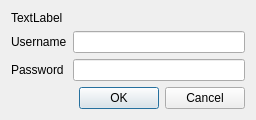
Above: logindialog.ui from liquidbrains/QBullet before the change. Below: the same form after it.
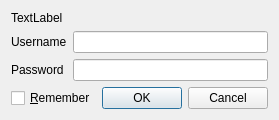
That is the form after the change.

```diff
--- a/logindialog.ui
+++ b/logindialog.ui
@@ -14,7 +14,7 @@
    <string>Proxy Authentication</string>
   </property>
   <layout class="QGridLayout" name="gridLayout">
-   <item row="0" column="0" colspan="2">
+   <item row="0" column="0" colspan="3">
     <widget class="QLabel" name="lblMessage">
      <property name="text">
       <string>TextLabel</string>
@@ -28,7 +28,7 @@
      </property>
     </widget>
    </item>
-   <item row="1" column="1">
+   <item row="1" column="1" colspan="2">
     <widget class="QLineEdit" name="txtUsername"/>
    </item>
    <item row="2" column="0">
@@ -38,7 +38,7 @@
      </property>
     </widget>
    </item>
-   <item row="2" column="1">
+   <item row="2" column="1" colspan="2">
     <widget class="QLineEdit" name="txtPassword">
      <property name="echoMode">
       <enum>QLineEdit::Password</enum>
@@ -46,6 +46,16 @@
     </widget>
    </item>
    <item row="3" column="0" colspan="2">
+    <widget class="QCheckBox" name="cbRemeber">
+     <property name="text">
+      <string>&amp;Remember</string>
+     </property>
+     <property name="shortcut">
+      <string>R</string>
+     </property>
+    </widget>
+   </item>
+   <item row="3" column="2">
     <widget class="QDialogButtonBox" name="buttonBox">
      <property name="orientation">
       <enum>Qt::Horizontal</enum>
```
